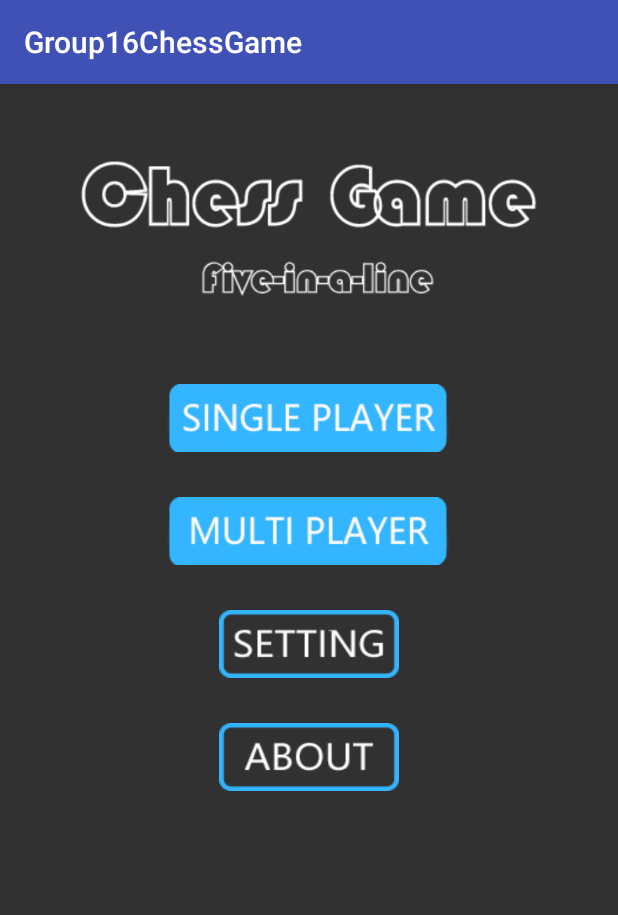
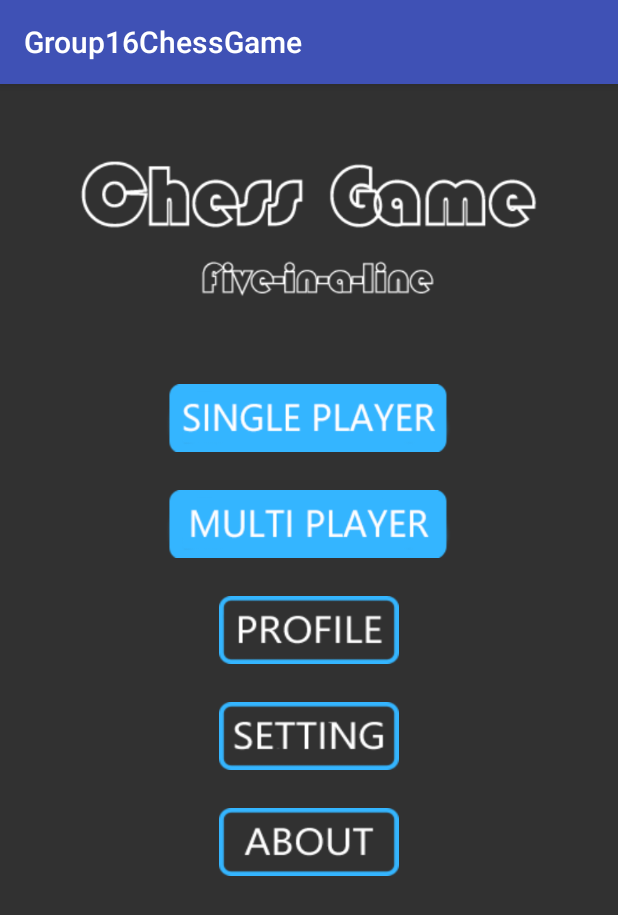
Before and after one commit to chengmx1025/AndroidChessGame, an Android app: the screen it shows after launch (MainActivity), on a phone screen of 412 x 824 dp. Shown: the top 915 px of the screen. Run offline under Robolectric (Android 15) with nearby library versions, the phone set to English and light mode, and no system bars.

Commit message:
ver3.2 Add ProfileActivity

```diff
--- /dev/null
+++ b/app/src/main/res/drawable/profile3.xml
@@ -0,0 +1,5 @@
+<?xml version="1.0" encoding="utf-8"?>
+<selector xmlns:android="http://schemas.android.com/apk/res/android">
+    <item android:state_pressed="true" android:drawable="@drawable/profile1" />
+    <item android:drawable="@drawable/profile2"></item>
+</selector>
--- a/app/src/main/res/layout/activity_main.xml
+++ b/app/src/main/res/layout/activity_main.xml
@@ -32,42 +32,47 @@
 
         <Button
         android:id="@+id/ruleButton"
-
         android:layout_width="120dp"
         android:layout_height="45dp"
             android:layout_below="@+id/settingButton"
-            android:layout_marginTop="30dp"
+            android:layout_marginTop="25dp"
             android:layout_centerHorizontal="true"
             android:background="@drawable/rule3"/>
 
         <Button
-
             android:layout_width="190dp"
             android:layout_height="45dp"
             android:id="@+id/playAIButton"
             android:background="@drawable/start3"
-
             android:layout_centerHorizontal="true"
             />
 
         <Button
-
         android:layout_width="190dp"
         android:layout_height="45dp"
             android:id="@+id/playButton"
-            android:layout_marginTop="30dp"
+            android:layout_marginTop="25dp"
             android:background="@drawable/ai3"
             android:layout_below="@+id/playAIButton"
             android:layout_alignLeft="@+id/playAIButton"
             android:layout_alignStart="@+id/playAIButton" />
 
         <Button
-
         android:layout_width="120dp"
         android:layout_height="45dp"
             android:id="@+id/settingButton"
-            android:layout_marginTop="30dp"
+            android:layout_marginTop="25dp"
             android:background="@drawable/setting3"
+            android:layout_below="@+id/profileButton"
+            android:layout_alignLeft="@+id/ruleButton"
+            android:layout_alignStart="@+id/ruleButton" />
+
+        <Button
+            android:layout_width="120dp"
+            android:layout_height="45dp"
+            android:id="@+id/profileButton"
+            android:layout_marginTop="25dp"
+            android:background="@drawable/profile3"
             android:layout_below="@+id/playButton"
             android:layout_alignLeft="@+id/ruleButton"
             android:layout_alignStart="@+id/ruleButton" />
```
Also changed, not shown: app/src/main/res/drawable/profile1.png (added), app/src/main/res/drawable/profile2.png (added), 6 other files.
